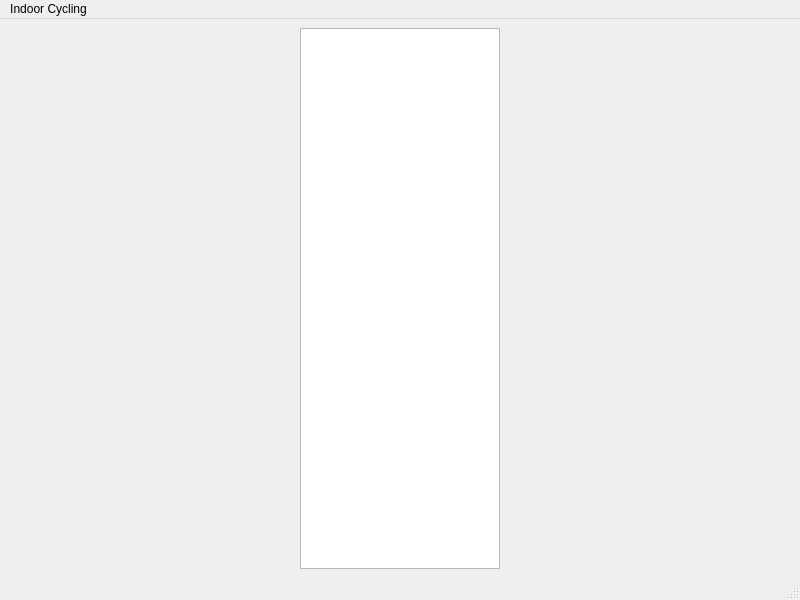
Old version of the form indoorcycling2/mainwindow.ui in the repository rsippl/big-ring.
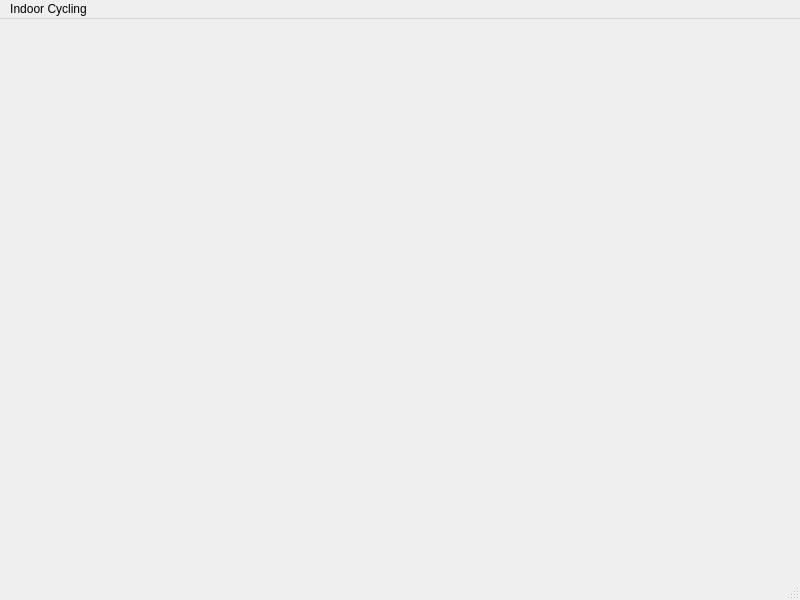
New version of the form.

```diff
--- a/indoorcycling2/mainwindow.ui
+++ b/indoorcycling2/mainwindow.ui
@@ -29,24 +29,7 @@
    <property name="styleSheet">
     <string notr="true">border-color: rgb(248, 11, 11);</string>
    </property>
-   <layout class="QHBoxLayout" name="horizontalLayout_2">
-    <item>
-     <widget class="QTableView" name="rlvTable">
-      <property name="maximumSize">
-       <size>
-        <width>200</width>
-        <height>16777215</height>
-       </size>
-      </property>
-      <property name="selectionMode">
-       <enum>QAbstractItemView::SingleSelection</enum>
-      </property>
-      <property name="selectionBehavior">
-       <enum>QAbstractItemView::SelectRows</enum>
-      </property>
-     </widget>
-    </item>
-   </layout>
+   <layout class="QHBoxLayout" name="horizontalLayout_2"/>
   </widget>
   <widget class="QMenuBar" name="menubar">
    <property name="geometry">
```
